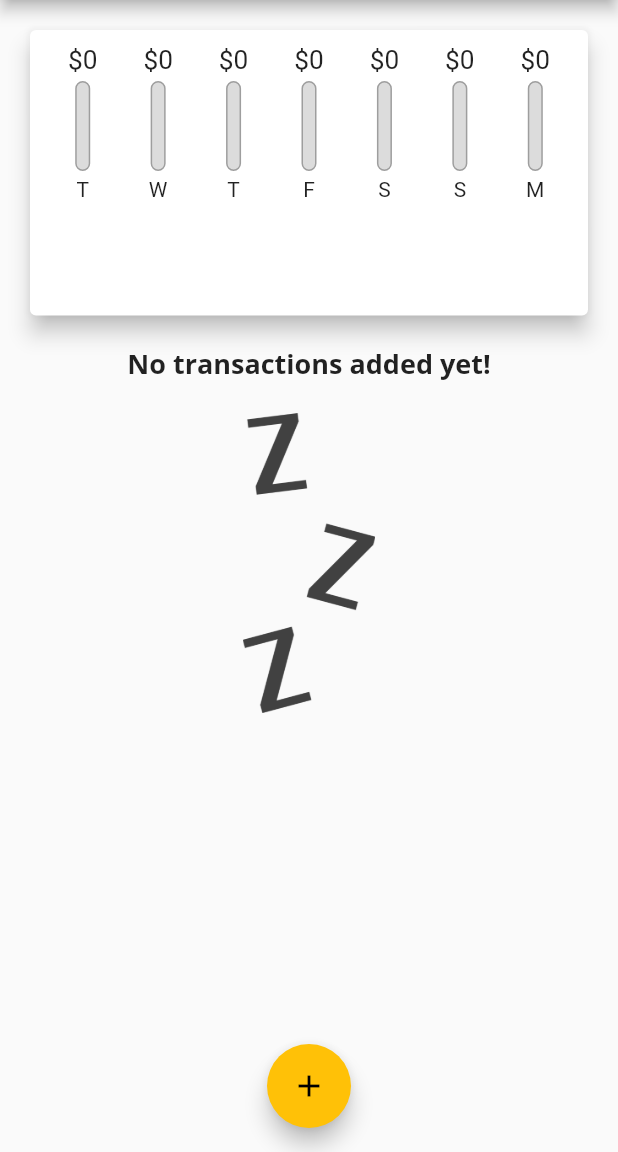
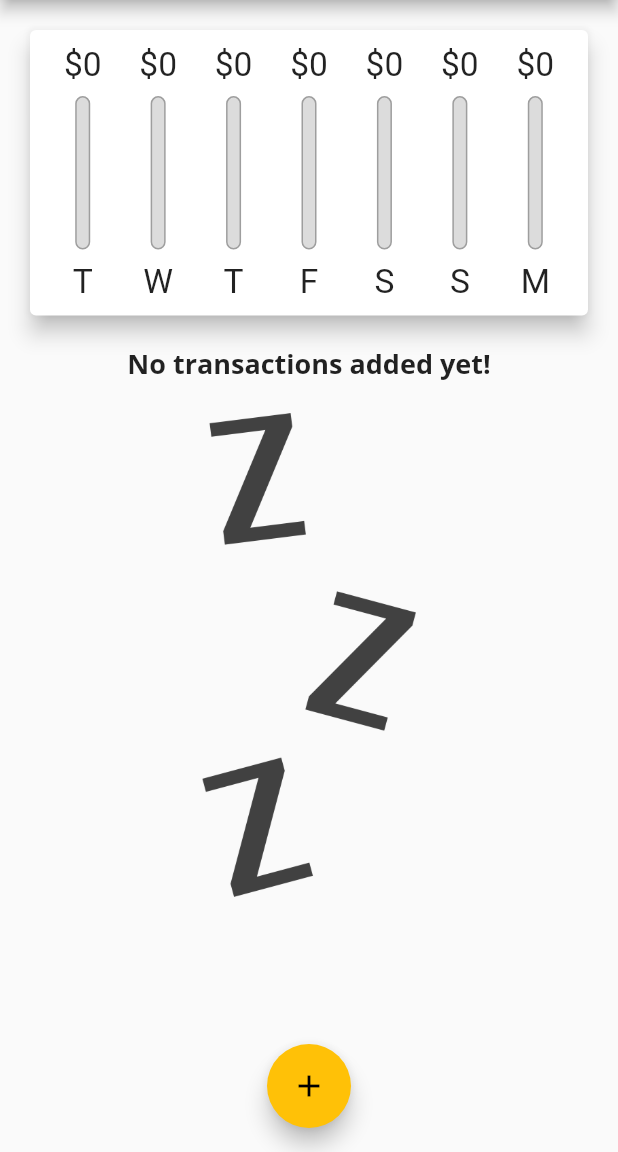
Before and after one commit to Khalid-Alharbi/personal_expenses, a Flutter app: the screen it shows after launch, on a phone screen of 412 x 824 dp, the part 84-1236 px from its top. Run offline on Flutter 3.47's test engine with Material 2 defaults, Android fonts, the phone set to English and light mode, and no system bars.

Commit message:
i made the app more responsive to the landscape mode and i made it more adaptive to ios platform

```diff
--- a/lib/main.dart
+++ b/lib/main.dart
@@ -1,10 +1,23 @@
+import 'dart:io';
+
+import 'package:flutter/cupertino.dart';
 import 'package:flutter/material.dart';
+import 'package:flutter/services.dart';
+
 import './widgets/new_transaction.dart';
 import './widgets/transaction_list.dart';
 import './widgets/chart.dart';
 import './models/transaction.dart';
 
-void main() => runApp(MyApp());
+void main() {
+  WidgetsFlutterBinding.ensureInitialized();
+  SystemChrome.setPreferredOrientations([
+    DeviceOrientation.portraitUp,
+    DeviceOrientation.portraitDown,
+  ]);
+
+  runApp(MyApp());
+}
 
 class MyApp extends StatelessWidget {
   @override
@@ -46,6 +59,7 @@ class MyHomePage extends StatefulWidget {
 }
 
 class _MyHomePageState extends State<MyHomePage> {
+  bool _showChart = false;
   final List<Transaction> _userTransactions = [
     // Transaction(
     //   id: 't1',
@@ -106,7 +120,26 @@ class _MyHomePageState extends State<MyHomePage> {
 
   @override
   Widget build(BuildContext context) {
-    final appBar = AppBar(
+    final mediaQuery = MediaQuery.of(context);
+
+    final isLandscape = mediaQuery.orientation == Orientation.landscape;
+
+    final PreferredSizeWidget appBar = Platform.isIOS
+        ? CupertinoNavigationBar(
+            middle: Text(
+              'Personal Expenses',
+            ),
+            trailing: Row(
+              mainAxisSize: MainAxisSize.min,
+              children: [
+                GestureDetector(
+                  child: Icon(CupertinoIcons.add),
+                  onTap: () => _startAddNewTransaction(context),
+                ),
+              ],
+            ),
+          )
+        : AppBar(
             title: Text(
               'Personal Expenses',
             ),
@@ -116,33 +149,73 @@ class _MyHomePageState extends State<MyHomePage> {
                 onPressed: () => _startAddNewTransaction(context),
               ),
             ],
+          ) as PreferredSizeWidget;
+
+    final txListWidget = Container(
+      height: (mediaQuery.size.height -
+              appBar.preferredSize.height -
+              mediaQuery.padding.top) *
+          0.7,
+      child: TransactionList(_userTransactions, _deleteTransaction),
     );
-    return Scaffold(
-      appBar: appBar,
-      body: SingleChildScrollView(
+
+    final pageBody = SafeArea(
+      child: SingleChildScrollView(
         child: Column(
           // mainAxisAlignment: MainAxisAlignment.start,
           crossAxisAlignment: CrossAxisAlignment.stretch,
           children: <Widget>[
+            if (isLandscape)
+              Row(
+                mainAxisAlignment: MainAxisAlignment.center,
+                children: [
+                  Text(
+                    "Show Chart",
+                    style: Theme.of(context).textTheme.headline6,
+                  ),
+                  Switch.adaptive(
+                      activeColor: Theme.of(context).accentColor,
+                      value: _showChart,
+                      onChanged: (val) {
+                        setState(() {
+                          _showChart = val;
+                        });
+                      })
+                ],
+              ),
+            if (!isLandscape)
               Container(
-              height: (MediaQuery.of(context).size.height -
+                height: (mediaQuery.size.height -
                         appBar.preferredSize.height -
-                      MediaQuery.of(context).padding.top) *
+                        mediaQuery.padding.top) *
                     0.3,
                 child: Chart(_recentTransactions),
               ),
-            Container(
-              height: (MediaQuery.of(context).size.height -
+            if (!isLandscape) txListWidget,
+            if (isLandscape)
+              _showChart
+                  ? Container(
+                      height: (mediaQuery.size.height -
                               appBar.preferredSize.height -
-                      MediaQuery.of(context).padding.top) *
+                              mediaQuery.padding.top) *
                           0.7,
-              child: TransactionList(_userTransactions, _deleteTransaction),
-            ),
+                      child: Chart(_recentTransactions),
+                    )
+                  : txListWidget
           ],
         ),
       ),
-      floatingActionButtonLocation: FloatingActionButtonLocation.centerFloat,
-      floatingActionButton: FloatingActionButton(
+    );
+    return Platform.isIOS
+        ? CupertinoPageScaffold(child: pageBody)
+        : Scaffold(
+            appBar: appBar,
+            body: pageBody,
+            floatingActionButtonLocation:
+                FloatingActionButtonLocation.centerFloat,
+            floatingActionButton: Platform.isIOS
+                ? Container()
+                : FloatingActionButton(
                     child: Icon(Icons.add),
                     onPressed: () => _startAddNewTransaction(context),
                   ),
--- a/lib/widgets/chart_bar.dart
+++ b/lib/widgets/chart_bar.dart
@@ -9,19 +9,21 @@ class ChartBar extends StatelessWidget {
 
   @override
   Widget build(BuildContext context) {
+    return LayoutBuilder(
+      builder: (ctx, constraints) {
         return Column(
           children: <Widget>[
             Container(
-          height: 20,
+              height: constraints.maxHeight * 0.15,
               child: FittedBox(
                 child: Text('\$${spendingAmount.toStringAsFixed(0)}'),
               ),
             ),
             SizedBox(
-          height: 4,
+              height: constraints.maxHeight * 0.05,
             ),
             Container(
-          height: 60,
+              height: constraints.maxHeight * 0.6,
               width: 10,
               child: Stack(
                 children: <Widget>[
@@ -45,10 +47,17 @@ class ChartBar extends StatelessWidget {
               ),
             ),
             SizedBox(
-          height: 4,
+              height: constraints.maxHeight * 0.05,
             ),
-        Text(label),
+            Container(
+              height: constraints.maxHeight * 0.15,
+              child: FittedBox(
+                child: Text(label),
+              ),
+            ),
           ],
+        );
+      },
     );
   }
 }
--- a/lib/widgets/transaction_list.dart
+++ b/lib/widgets/transaction_list.dart
@@ -1,4 +1,5 @@
 import 'package:flutter/material.dart';
+import 'package:flutter/rendering.dart';
 import 'package:intl/intl.dart';
 
 import '../models/transaction.dart';
@@ -12,7 +13,8 @@ class TransactionList extends StatelessWidget {
   @override
   Widget build(BuildContext context) {
     return transactions.isEmpty
-        ? Column(
+        ? LayoutBuilder(builder: (context, Constraints) {
+            return Column(
               children: <Widget>[
                 Text(
                   'No transactions added yet!',
@@ -22,13 +24,14 @@ class TransactionList extends StatelessWidget {
                   height: 20,
                 ),
                 Container(
-                  height: 200,
+                    height: Constraints.maxHeight * 0.6,
                     child: Image.asset(
                       'assets/images/waiting.png',
                       fit: BoxFit.cover,
                     )),
               ],
-          )
+            );
+          })
         : ListView.builder(
             itemBuilder: (ctx, index) {
               return Card(
@@ -54,7 +57,14 @@ class TransactionList extends StatelessWidget {
                   subtitle: Text(
                     DateFormat.yMMMd().format(transactions[index].date),
                   ),
-                  trailing: IconButton(
+                  trailing: MediaQuery.of(context).size.width > 460
+                      ? FlatButton.icon(
+                          icon: Icon(Icons.delete),
+                          textColor: Theme.of(context).errorColor,
+                          label: Text("Delete"),
+                          onPressed: () => deleteTx(transactions[index].id),
+                        )
+                      : IconButton(
                           icon: Icon(Icons.delete),
                           color: Theme.of(context).errorColor,
                           onPressed: () => deleteTx(transactions[index].id),
```
Also changed, not shown: lib/widgets/adaptive_flat_button.dart (added, +36 -0 lines), lib/widgets/new_transaction.dart (+15 -12 lines). Lines whose indentation alone changed are shown as unchanged.
